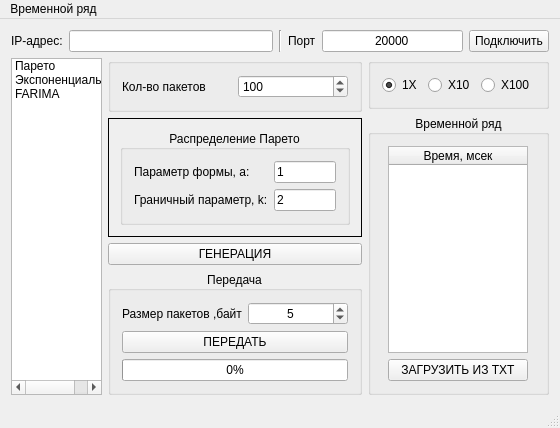
Qt form tcp_hurst/mainwindow.ui (svetloffyaroslav/HurstBurst) before a commit.
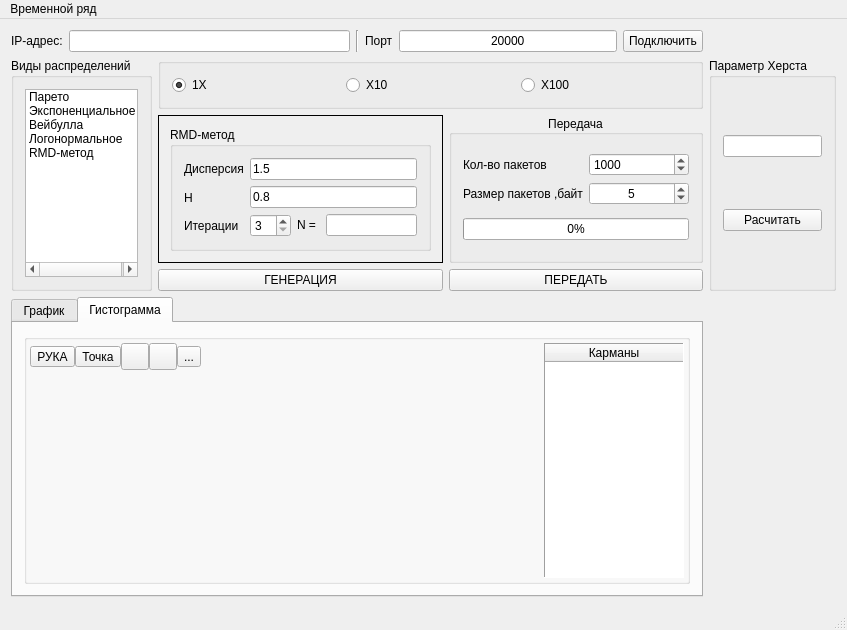
The same form after that commit. The open tabs and pages were chosen to show the change. Icons and pictures are not drawn. Custom widgets are drawn as their Qt base class.

Diff of the .ui file:
```diff
--- a/tcp_hurst/mainwindow.ui
+++ b/tcp_hurst/mainwindow.ui
@@ -6,15 +6,15 @@
    <rect>
     <x>0</x>
     <y>0</y>
-    <width>560</width>
-    <height>393</height>
+    <width>847</width>
+    <height>611</height>
    </rect>
   </property>
   <property name="windowTitle">
    <string/>
   </property>
   <widget class="QWidget" name="centralWidget">
-   <layout class="QGridLayout" name="gridLayout_24">
+   <layout class="QGridLayout" name="gridLayout_33">
     <item row="0" column="0">
      <layout class="QGridLayout" name="gridLayout_21">
       <item row="0" column="0">
@@ -79,6 +79,24 @@
      </layout>
     </item>
     <item row="1" column="0">
+     <layout class="QGridLayout" name="gridLayout_38">
+      <item row="0" column="0">
+       <widget class="QGroupBox" name="groupBox_6">
+        <property name="minimumSize">
+         <size>
+          <width>141</width>
+          <height>0</height>
+         </size>
+        </property>
+        <property name="maximumSize">
+         <size>
+          <width>141</width>
+          <height>16777215</height>
+         </size>
+        </property>
+        <property name="title">
+         <string>Виды распределений</string>
+        </property>
      <layout class="QGridLayout" name="gridLayout_22">
       <item row="0" column="0">
        <widget class="QListWidget" name="listWidget">
@@ -94,39 +112,59 @@
         </item>
         <item>
          <property name="text">
-          <string>FARIMA</string>
-         </property>
-        </item>
+             <string>Вейбулла</string>
+            </property>
+           </item>
+           <item>
+            <property name="text">
+             <string>Логонормальное</string>
+            </property>
+           </item>
+           <item>
+            <property name="text">
+             <string>RMD-метод</string>
+            </property>
+           </item>
+          </widget>
+         </item>
+        </layout>
        </widget>
       </item>
       <item row="0" column="1">
-       <layout class="QGridLayout" name="gridLayout_16">
+       <layout class="QGridLayout" name="gridLayout_31">
         <item row="0" column="0">
-         <widget class="QGroupBox" name="groupBox_4">
+         <widget class="QGroupBox" name="groupBox_2">
           <property name="title">
            <string/>
           </property>
-          <layout class="QGridLayout" name="gridLayout_15">
+          <layout class="QGridLayout" name="gridLayout_9">
            <item row="0" column="0">
-            <layout class="QGridLayout" name="gridLayout_17">
-             <item row="0" column="0">
-              <widget class="QLabel" name="label_8">
+            <layout class="QGridLayout" name="gridLayout">
+             <item row="0" column="2">
+              <widget class="QRadioButton" name="radioButton_X100">
                <property name="text">
-                <string>Кол-во пакетов</string>
+                <string>X100</string>
                </property>
               </widget>
              </item>
              <item row="0" column="1">
-              <widget class="QSpinBox" name="spinBox_parametr_N">
-               <property name="minimum">
-                <number>1</number>
+              <widget class="QRadioButton" name="radioButton_X10">
+               <property name="text">
+                <string>X10</string>
                </property>
-               <property name="maximum">
-                <number>1500</number>
+               <property name="checked">
+                <bool>false</bool>
                </property>
-               <property name="value">
-                <number>100</number>
+              </widget>
+             </item>
+             <item row="0" column="0">
+              <widget class="QRadioButton" name="radioButton_1X">
+               <property name="text">
+                <string>1X</string>
                </property>
+               <property name="checked">
+                <bool>true</bool>
+               </property>
               </widget>
              </item>
             </layout>
@@ -134,7 +172,9 @@
           </layout>
          </widget>
         </item>
-        <item row="3" column="0">
+        <item row="1" column="0">
+         <layout class="QGridLayout" name="gridLayout_26">
+          <item row="0" column="1">
          <widget class="QGroupBox" name="groupBox_Transmission">
           <property name="enabled">
            <bool>true</bool>
@@ -145,21 +185,43 @@
           <property name="alignment">
            <set>Qt::AlignCenter</set>
           </property>
+            <layout class="QGridLayout" name="gridLayout_16">
+             <item row="0" column="0">
           <layout class="QGridLayout" name="gridLayout_7">
            <item row="0" column="0">
             <layout class="QGridLayout" name="gridLayout_6">
-             <item row="0" column="0">
+                 <item row="1" column="0">
               <widget class="QLabel" name="label_4">
                <property name="text">
                 <string>Размер пакетов ,байт</string>
                </property>
               </widget>
              </item>
+                 <item row="0" column="0">
+                  <widget class="QLabel" name="label_8">
+                   <property name="text">
+                    <string>Кол-во пакетов</string>
+                   </property>
+                  </widget>
+                 </item>
             </layout>
            </item>
            <item row="0" column="1">
             <layout class="QGridLayout" name="gridLayout_5">
              <item row="0" column="0">
+                  <widget class="QSpinBox" name="spinBox_parametr_N">
+                   <property name="minimum">
+                    <number>1</number>
+                   </property>
+                   <property name="maximum">
+                    <number>20000</number>
+                   </property>
+                   <property name="value">
+                    <number>1000</number>
+                   </property>
+                  </widget>
+                 </item>
+                 <item row="1" column="0">
               <widget class="QSpinBox" name="spinBox_SizeOfPacket">
                <property name="minimumSize">
                 <size>
@@ -183,7 +245,26 @@
              </item>
             </layout>
            </item>
-           <item row="1" column="0" colspan="2">
+              </layout>
+             </item>
+             <item row="2" column="0">
+              <widget class="QProgressBar" name="progressBar">
+               <property name="value">
+                <number>0</number>
+               </property>
+              </widget>
+             </item>
+            </layout>
+           </widget>
+          </item>
+          <item row="1" column="0">
+           <widget class="QPushButton" name="pushButton_GenerateTime">
+            <property name="text">
+             <string>ГЕНЕРАЦИЯ</string>
+            </property>
+           </widget>
+          </item>
+          <item row="1" column="1">
             <widget class="QPushButton" name="pushButton_Transmit">
              <property name="text">
               <string>ПЕРЕДАТЬ</string>
@@ -193,23 +274,13 @@
              </property>
             </widget>
            </item>
-           <item row="2" column="0" colspan="2">
-            <widget class="QProgressBar" name="progressBar">
-             <property name="value">
-              <number>0</number>
-             </property>
-            </widget>
-           </item>
-          </layout>
-         </widget>
-        </item>
-        <item row="1" column="0">
+          <item row="0" column="0">
          <widget class="QStackedWidget" name="stackedWidget_ParametersOfDistribution">
           <property name="frameShape">
            <enum>QFrame::Box</enum>
           </property>
           <property name="currentIndex">
-           <number>0</number>
+             <number>4</number>
           </property>
           <widget class="QWidget" name="page">
            <layout class="QGridLayout" name="gridLayout_3">
@@ -304,33 +375,381 @@
             </item>
            </layout>
           </widget>
-          <widget class="QWidget" name="page_3"/>
-         </widget>
-        </item>
+            <widget class="QWidget" name="page_3">
+             <layout class="QGridLayout" name="gridLayout_27">
+              <item row="0" column="0">
+               <widget class="QGroupBox" name="groupBox_5">
+                <property name="title">
+                 <string>Распределение Вейбулла</string>
+                </property>
+                <widget class="QWidget" name="layoutWidget">
+                 <property name="geometry">
+                  <rect>
+                   <x>10</x>
+                   <y>23</y>
+                   <width>199</width>
+                   <height>22</height>
+                  </rect>
+                 </property>
+                 <layout class="QGridLayout" name="gridLayout_23">
+                  <item row="0" column="0">
+                   <widget class="QLabel" name="label_5">
+                    <property name="text">
+                     <string>Параметр а</string>
+                    </property>
+                   </widget>
+                  </item>
+                  <item row="0" column="1">
+                   <widget class="QLineEdit" name="lineEdit_weibull_a">
+                    <property name="text">
+                     <string>1.2</string>
+                    </property>
+                   </widget>
+                  </item>
+                 </layout>
+                </widget>
+                <widget class="QWidget" name="layoutWidget">
+                 <property name="geometry">
+                  <rect>
+                   <x>10</x>
+                   <y>51</y>
+                   <width>199</width>
+                   <height>22</height>
+                  </rect>
+                 </property>
+                 <layout class="QGridLayout" name="gridLayout_25">
+                  <item row="0" column="0">
+                   <widget class="QLabel" name="label_9">
+                    <property name="text">
+                     <string>Параметр b</string>
+                    </property>
+                   </widget>
+                  </item>
+                  <item row="0" column="1">
+                   <widget class="QLineEdit" name="lineEdit_weibull_b">
+                    <property name="text">
+                     <string>1</string>
+                    </property>
+                   </widget>
+                  </item>
+                 </layout>
+                </widget>
+               </widget>
+              </item>
+             </layout>
+            </widget>
+            <widget class="QWidget" name="page_4">
+             <layout class="QGridLayout" name="gridLayout_17">
+              <item row="0" column="0">
+               <widget class="QGroupBox" name="groupBox_7">
+                <property name="title">
+                 <string>Логонормальное</string>
+                </property>
+                <layout class="QGridLayout" name="gridLayout_30">
+                 <item row="0" column="0">
+                  <layout class="QGridLayout" name="gridLayout_28">
+                   <item row="0" column="0">
+                    <widget class="QLabel" name="label_10">
+                     <property name="text">
+                      <string>Параметр m:</string>
+                     </property>
+                    </widget>
+                   </item>
+                   <item row="0" column="1">
+                    <widget class="QLineEdit" name="lineEdit_lognorm_m">
+                     <property name="text">
+                      <string>1.2</string>
+                     </property>
+                    </widget>
+                   </item>
+                  </layout>
+                 </item>
+                 <item row="1" column="0">
+                  <layout class="QGridLayout" name="gridLayout_29">
+                   <item row="0" column="0">
+                    <widget class="QLabel" name="label_11">
+                     <property name="text">
+                      <string>Параметр s:</string>
+                     </property>
+                    </widget>
+                   </item>
+                   <item row="0" column="1">
+                    <widget class="QLineEdit" name="lineEdit_lognorm_s">
+                     <property name="text">
+                      <string>1</string>
+                     </property>
+                    </widget>
+                   </item>
+                  </layout>
+                 </item>
+                </layout>
+               </widget>
+              </item>
+             </layout>
+            </widget>
+            <widget class="QWidget" name="page_5">
+             <layout class="QGridLayout" name="gridLayout_39">
+              <item row="0" column="0">
+               <widget class="QGroupBox" name="groupBox_10">
+                <property name="title">
+                 <string>RMD-метод</string>
+                </property>
+                <layout class="QGridLayout" name="gridLayout_40">
+                 <item row="0" column="0">
+                  <layout class="QGridLayout" name="gridLayout_35">
+                   <item row="0" column="0">
+                    <widget class="QLabel" name="label_12">
+                     <property name="text">
+                      <string>Дисперсия</string>
+                     </property>
+                    </widget>
+                   </item>
+                   <item row="1" column="0">
+                    <widget class="QLabel" name="label_13">
+                     <property name="text">
+                      <string>H</string>
+                     </property>
+                    </widget>
+                   </item>
         <item row="2" column="0">
-         <widget class="QPushButton" name="pushButton_GenerateTime">
+                    <widget class="QLabel" name="label_14">
           <property name="text">
-           <string>ГЕНЕРАЦИЯ</string>
+                      <string>Итерации</string>
           </property>
          </widget>
         </item>
        </layout>
       </item>
-      <item row="0" column="2">
-       <layout class="QGridLayout" name="gridLayout_13">
+                 <item row="0" column="1">
+                  <layout class="QGridLayout" name="gridLayout_37">
+                   <item row="0" column="0">
+                    <widget class="QLineEdit" name="lineEdit_DispersionRMD">
+                     <property name="text">
+                      <string>1.5</string>
+                     </property>
+                    </widget>
+                   </item>
+                   <item row="1" column="0">
+                    <widget class="QLineEdit" name="lineEdit_HurstRMD">
+                     <property name="text">
+                      <string>0.8</string>
+                     </property>
+                    </widget>
+                   </item>
         <item row="2" column="0">
-         <widget class="QGroupBox" name="groupBox_TimeRow">
-          <property name="enabled">
-           <bool>true</bool>
-          </property>
-          <property name="title">
-           <string>Временной ряд</string>
-          </property>
-          <property name="alignment">
-           <set>Qt::AlignCenter</set>
+                    <layout class="QGridLayout" name="gridLayout_36">
+                     <item row="0" column="0">
+                      <widget class="QSpinBox" name="spinBox_CountOfSteps">
+                       <property name="minimum">
+                        <number>3</number>
+                       </property>
+                       <property name="maximum">
+                        <number>20</number>
+                       </property>
+                      </widget>
+                     </item>
+                     <item row="0" column="1">
+                      <layout class="QGridLayout" name="gridLayout_34">
+                       <item row="0" column="0">
+                        <widget class="QLabel" name="label_15">
+                         <property name="text">
+                          <string>N = </string>
+                         </property>
+                        </widget>
+                       </item>
+                       <item row="0" column="1">
+                        <widget class="QLineEdit" name="lineEdit_NumbersRMD"/>
+                       </item>
+                      </layout>
+                     </item>
+                    </layout>
+                   </item>
+                  </layout>
+                 </item>
+                </layout>
+               </widget>
+              </item>
+             </layout>
+            </widget>
+           </widget>
+          </item>
+         </layout>
+        </item>
+       </layout>
+      </item>
+     </layout>
+    </item>
+    <item row="1" column="1">
+     <widget class="QGroupBox" name="groupBox_4">
+      <property name="title">
+       <string>Параметр Херста</string>
           </property>
           <layout class="QGridLayout" name="gridLayout_8">
            <item row="0" column="0">
+        <widget class="QLineEdit" name="lineEdit_HurstResult"/>
+       </item>
+       <item row="1" column="0">
+        <widget class="QPushButton" name="pushButton_CalculateHurst">
+         <property name="text">
+          <string>Расчитать</string>
+         </property>
+        </widget>
+       </item>
+      </layout>
+     </widget>
+    </item>
+    <item row="2" column="0">
+     <widget class="QTabWidget" name="tabWidget">
+      <property name="currentIndex">
+       <number>0</number>
+      </property>
+      <widget class="QWidget" name="tab_2">
+       <attribute name="title">
+        <string>График</string>
+       </attribute>
+       <layout class="QHBoxLayout" name="horizontalLayout_2">
+        <item>
+         <widget class="QGroupBox" name="groupBox_8">
+          <property name="title">
+           <string/>
+          </property>
+          <layout class="QHBoxLayout" name="horizontalLayout_3">
+           <property name="leftMargin">
+            <number>3</number>
+           </property>
+           <property name="topMargin">
+            <number>3</number>
+           </property>
+           <property name="rightMargin">
+            <number>3</number>
+           </property>
+           <property name="bottomMargin">
+            <number>3</number>
+           </property>
+           <item>
+            <layout class="QGridLayout" name="gridLayout_15">
+             <item row="0" column="0">
+              <layout class="QGridLayout" name="gridLayout_13">
+               <property name="spacing">
+                <number>0</number>
+               </property>
+               <item row="0" column="0">
+                <widget class="QToolButton" name="toolButton_grab_handNoise">
+                 <property name="text">
+                  <string/>
+                 </property>
+                 <property name="icon">
+                  <iconset resource="resources.qrc">
+                   <normaloff>:/Images/Images/grab_hand.png</normaloff>:/Images/Images/grab_hand.png</iconset>
+                 </property>
+                 <property name="iconSize">
+                  <size>
+                   <width>20</width>
+                   <height>20</height>
+                  </size>
+                 </property>
+                 <property name="checkable">
+                  <bool>true</bool>
+                 </property>
+                 <property name="checked">
+                  <bool>true</bool>
+                 </property>
+                </widget>
+               </item>
+               <item row="0" column="1">
+                <widget class="QToolButton" name="toolButton_CrossCursorXY">
+                 <property name="text">
+                  <string/>
+                 </property>
+                 <property name="icon">
+                  <iconset resource="resources.qrc">
+                   <normaloff>:/Images/Images/cursor-cross.png</normaloff>:/Images/Images/cursor-cross.png</iconset>
+                 </property>
+                 <property name="iconSize">
+                  <size>
+                   <width>20</width>
+                   <height>20</height>
+                  </size>
+                 </property>
+                 <property name="checkable">
+                  <bool>true</bool>
+                 </property>
+                 <property name="checked">
+                  <bool>false</bool>
+                 </property>
+                </widget>
+               </item>
+               <item row="0" column="2">
+                <widget class="QToolButton" name="toolButton_SaveNoise">
+                 <property name="text">
+                  <string/>
+                 </property>
+                 <property name="icon">
+                  <iconset resource="resources.qrc">
+                   <normaloff>:/Images/Images/save.png</normaloff>:/Images/Images/save.png</iconset>
+                 </property>
+                 <property name="iconSize">
+                  <size>
+                   <width>20</width>
+                   <height>20</height>
+                  </size>
+                 </property>
+                 <property name="checkable">
+                  <bool>false</bool>
+                 </property>
+                </widget>
+               </item>
+               <item row="0" column="3">
+                <widget class="QToolButton" name="toolButton_SettingsOfNoise">
+                 <property name="text">
+                  <string>...</string>
+                 </property>
+                 <property name="icon">
+                  <iconset resource="resources.qrc">
+                   <normaloff>:/Images/Images/settings.png</normaloff>:/Images/Images/settings.png</iconset>
+                 </property>
+                 <property name="iconSize">
+                  <size>
+                   <width>20</width>
+                   <height>20</height>
+                  </size>
+                 </property>
+                </widget>
+               </item>
+               <item row="0" column="4">
+                <spacer name="horizontalSpacer">
+                 <property name="orientation">
+                  <enum>Qt::Horizontal</enum>
+                 </property>
+                 <property name="sizeHint" stdset="0">
+                  <size>
+                   <width>40</width>
+                   <height>20</height>
+                  </size>
+                 </property>
+                </spacer>
+               </item>
+              </layout>
+             </item>
+             <item row="1" column="0">
+              <widget class="QCustomPlot" name="widget_customplotNoise" native="true">
+               <property name="sizePolicy">
+                <sizepolicy hsizetype="Expanding" vsizetype="Expanding">
+                 <horstretch>0</horstretch>
+                 <verstretch>0</verstretch>
+                </sizepolicy>
+               </property>
+               <property name="minimumSize">
+                <size>
+                 <width>0</width>
+                 <height>200</height>
+                </size>
+               </property>
+              </widget>
+             </item>
+            </layout>
+           </item>
+           <item>
             <widget class="QTableWidget" name="tableWidget">
              <property name="enabled">
               <bool>true</bool>
@@ -366,59 +785,215 @@
              </column>
             </widget>
            </item>
-           <item row="1" column="0">
-            <widget class="QPushButton" name="pushButton_DownloadFromTXT">
-             <property name="text">
-              <string>ЗАГРУЗИТЬ ИЗ TXT</string>
-             </property>
+          </layout>
             </widget>
            </item>
           </layout>
          </widget>
-        </item>
-        <item row="1" column="0">
-         <widget class="QGroupBox" name="groupBox_2">
+      <widget class="QWidget" name="tab">
+       <attribute name="title">
+        <string>Гистограмма</string>
+       </attribute>
+       <layout class="QHBoxLayout" name="horizontalLayout">
+        <item>
+         <widget class="QGroupBox" name="groupBox_9">
           <property name="title">
            <string/>
           </property>
-          <layout class="QGridLayout" name="gridLayout_9">
+          <layout class="QGridLayout" name="gridLayout_32">
+           <property name="leftMargin">
+            <number>3</number>
+           </property>
+           <property name="topMargin">
+            <number>3</number>
+           </property>
+           <property name="rightMargin">
+            <number>3</number>
+           </property>
+           <property name="bottomMargin">
+            <number>3</number>
+           </property>
            <item row="0" column="0">
-            <layout class="QGridLayout" name="gridLayout">
-             <item row="0" column="2">
-              <widget class="QRadioButton" name="radioButton_X100">
+            <layout class="QGridLayout" name="gridLayout_24">
+             <property name="spacing">
+              <number>0</number>
+             </property>
+             <item row="0" column="0">
+              <widget class="QToolButton" name="toolButton_6">
                <property name="text">
-                <string>X100</string>
+                <string>РУКА</string>
+               </property>
+               <property name="icon">
+                <iconset resource="resources.qrc">
+                 <normaloff>:/Images/Images/grab_hand.png</normaloff>:/Images/Images/grab_hand.png</iconset>
+               </property>
+               <property name="iconSize">
+                <size>
+                 <width>20</width>
+                 <height>20</height>
+                </size>
+               </property>
+               <property name="checkable">
+                <bool>true</bool>
                </property>
               </widget>
              </item>
              <item row="0" column="1">
-              <widget class="QRadioButton" name="radioButton_X10">
+              <widget class="QToolButton" name="toolButton_7">
                <property name="text">
-                <string>X10</string>
+                <string>Точка</string>
                </property>
-               <property name="checked">
+               <property name="icon">
+                <iconset resource="resources.qrc">
+                 <normaloff>:/Images/Images/cursor-cross.png</normaloff>:/Images/Images/cursor-cross.png</iconset>
+               </property>
+               <property name="iconSize">
+                <size>
+                 <width>20</width>
+                 <height>20</height>
+                </size>
+               </property>
+               <property name="checkable">
+                <bool>true</bool>
+               </property>
+              </widget>
+             </item>
+             <item row="0" column="2">
+              <widget class="QToolButton" name="toolButton_resetHistogram">
+               <property name="text">
+                <string/>
+               </property>
+               <property name="icon">
+                <iconset resource="resources.qrc">
+                 <normaloff>:/Images/Images/reset.png</normaloff>:/Images/Images/reset.png</iconset>
+               </property>
+               <property name="iconSize">
+                <size>
+                 <width>20</width>
+                 <height>20</height>
+                </size>
+               </property>
+              </widget>
+             </item>
+             <item row="0" column="3">
+              <widget class="QToolButton" name="toolButton_SaveHist">
+               <property name="text">
+                <string/>
+               </property>
+               <property name="icon">
+                <iconset resource="resources.qrc">
+                 <normaloff>:/Images/Images/save.png</normaloff>:/Images/Images/save.png</iconset>
+               </property>
+               <property name="iconSize">
+                <size>
+                 <width>20</width>
+                 <height>20</height>
+                </size>
+               </property>
+               <property name="checkable">
                 <bool>false</bool>
                </property>
               </widget>
              </item>
-             <item row="0" column="0">
-              <widget class="QRadioButton" name="radioButton_1X">
+             <item row="0" column="4">
+              <widget class="QToolButton" name="toolButton_SettingsOfHist">
                <property name="text">
-                <string>1X</string>
+                <string>...</string>
                </property>
-               <property name="checked">
-                <bool>true</bool>
+               <property name="icon">
+                <iconset resource="resources.qrc">
+                 <normaloff>:/Images/Images/settings.png</normaloff>:/Images/Images/settings.png</iconset>
                </property>
+               <property name="iconSize">
+                <size>
+                 <width>20</width>
+                 <height>20</height>
+                </size>
+               </property>
               </widget>
              </item>
-            </layout>
-           </item>
-          </layout>
-         </widget>
-        </item>
-       </layout>
-      </item>
-     </layout>
+             <item row="0" column="5">
+              <spacer name="horizontalSpacer_2">
+               <property name="orientation">
+                <enum>Qt::Horizontal</enum>
+               </property>
+               <property name="sizeHint" stdset="0">
+                <size>
+                 <width>40</width>
+                 <height>20</height>
+                </size>
+               </property>
+              </spacer>
+             </item>
+            </layout>
+           </item>
+           <item row="0" column="1" rowspan="2">
+            <widget class="QTableWidget" name="tableWidget_basket">
+             <property name="enabled">
+              <bool>true</bool>
+             </property>
+             <property name="minimumSize">
+              <size>
+               <width>140</width>
+               <height>0</height>
+              </size>
+             </property>
+             <property name="maximumSize">
+              <size>
+               <width>140</width>
+               <height>16777215</height>
+              </size>
+             </property>
+             <property name="inputMethodHints">
+              <set>Qt::ImhNone</set>
+             </property>
+             <property name="frameShape">
+              <enum>QFrame::Panel</enum>
+             </property>
+             <property name="frameShadow">
+              <enum>QFrame::Sunken</enum>
+             </property>
+             <property name="rowCount">
+              <number>0</number>
+             </property>
+             <attribute name="horizontalHeaderCascadingSectionResizes">
+              <bool>false</bool>
+             </attribute>
+             <attribute name="horizontalHeaderShowSortIndicator" stdset="0">
+              <bool>false</bool>
+             </attribute>
+             <attribute name="horizontalHeaderStretchLastSection">
+              <bool>true</bool>
+             </attribute>
+             <column>
+              <property name="text">
+               <string>Карманы</string>
+              </property>
+             </column>
+            </widget>
+           </item>
+           <item row="1" column="0">
+            <widget class="QCustomPlot" name="widget_customplot" native="true">
+             <property name="sizePolicy">
+              <sizepolicy hsizetype="Expanding" vsizetype="Expanding">
+               <horstretch>0</horstretch>
+               <verstretch>0</verstretch>
+              </sizepolicy>
+             </property>
+             <property name="minimumSize">
+              <size>
+               <width>0</width>
+               <height>200</height>
+              </size>
+             </property>
+            </widget>
+           </item>
+          </layout>
+         </widget>
+        </item>
+       </layout>
+      </widget>
+     </widget>
     </item>
    </layout>
   </widget>
@@ -427,8 +1002,8 @@
     <rect>
      <x>0</x>
      <y>0</y>
-     <width>560</width>
-     <height>21</height>
+     <width>847</width>
+     <height>18</height>
     </rect>
    </property>
    <widget class="QMenu" name="menu">
@@ -447,6 +1022,16 @@
   </action>
  </widget>
  <layoutdefault spacing="6" margin="11"/>
- <resources/>
+ <customwidgets>
+  <customwidget>
+   <class>QCustomPlot</class>
+   <extends>QWidget</extends>
+   <header location="global">qcustomplot.h</header>
+   <container>1</container>
+  </customwidget>
+ </customwidgets>
+ <resources>
+  <include location="resources.qrc"/>
+ </resources>
  <connections/>
 </ui>
```
Lines whose indentation alone changed are shown as unchanged.
